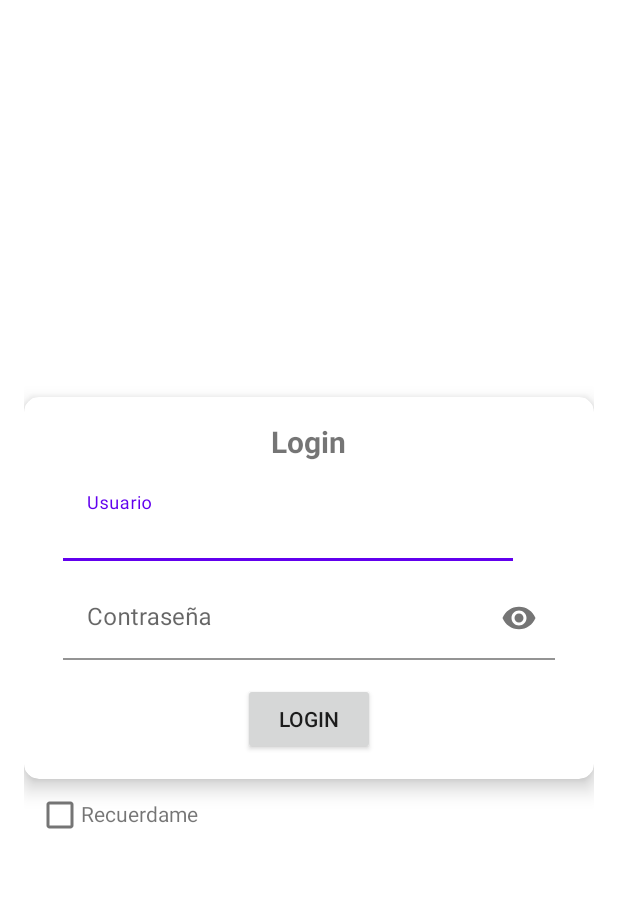
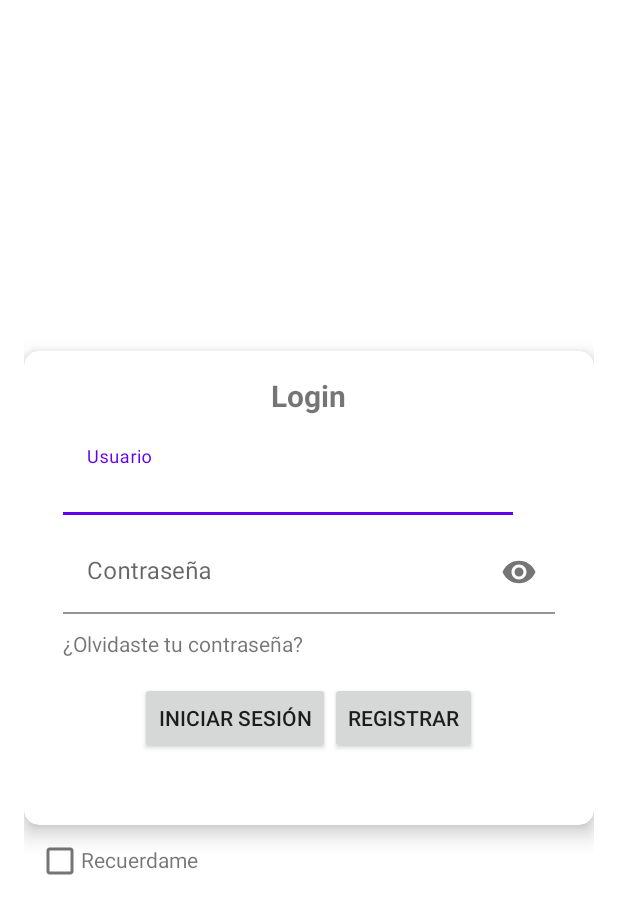
Before and after one commit to Arycer/ProgMultimedia_LeagueTracker, an Android app: the layout activity_login.xml on its own in the app's theme, with its tools: preview values and no code run, on a phone screen of 412 x 824 dp. Shown: the top 914 px of the screen. Run offline under Robolectric (Android 15) with nearby library versions, the phone set to English and light mode, and no system bars.

Commit message:
✨ (app): integrate Firebase authentication and registration
Add Firebase authentication to enable user login and registration.
Update configuration files to include Firebase dependencies and
settings. Modify `LoginActivity` to handle Firebase login and add
`RegisterActivity` for user registration. Update UI layouts to
support new features. This enhances the app by providing secure
authentication and user management capabilities.

```diff
--- a/app/build.gradle.kts
+++ b/app/build.gradle.kts
@@ -1,6 +1,8 @@
 plugins {
     alias(libs.plugins.android.application)
     alias(libs.plugins.kotlin.android)
+    id("com.google.gms.google-services")
+
 }
 
 android {
@@ -42,6 +44,7 @@ dependencies {
     implementation(libs.material)
     implementation(libs.androidx.activity)
     implementation(libs.androidx.constraintlayout)
+    implementation(libs.firebase.auth.ktx)
     testImplementation(libs.junit)
     androidTestImplementation(libs.androidx.junit)
     androidTestImplementation(libs.androidx.espresso.core)
@@ -49,4 +52,7 @@ dependencies {
     annotationProcessor(libs.glide.compiler)
     implementation(libs.retrofit)
     implementation(libs.converter.gson)
+    implementation(platform(libs.firebase.bom))
+    implementation(libs.firebase.analytics)
+
 }
--- a/app/src/main/AndroidManifest.xml
+++ b/app/src/main/AndroidManifest.xml
@@ -19,6 +19,8 @@
                 android:name=".FavouriteUsersActivity"
                 android:exported="false" />
         <activity
+                android:name=".RegisterActivity" />
+        <activity
                 android:name=".LoginActivity"
                 android:exported="true">
             <intent-filter>
--- a/app/src/main/res/layout/activity_login.xml
+++ b/app/src/main/res/layout/activity_login.xml
@@ -83,14 +83,42 @@
                 </com.google.android.material.textfield.TextInputLayout>
             </com.google.android.material.textfield.TextInputLayout>
 
-            <androidx.appcompat.widget.AppCompatButton
-                    android:id="@+id/login_button"
+            <TextView
+                    android:id="@+id/forgotPassword"
                     android:layout_width="wrap_content"
                     android:layout_height="wrap_content"
-                    android:layout_gravity="center_horizontal"
-                    android:text="Login"
-                    tools:ignore="MissingConstraints"
-                    android:layout_marginTop="15dp" />
+                    android:text="¿Olvidaste tu contraseña?"
+                    android:layout_marginLeft="10dp"
+                    android:layout_marginTop="10dp"
+                    android:clickable="true"
+                    android:focusable="true"
+                    />
+
+            <LinearLayout
+                    android:layout_width="wrap_content"
+                    android:layout_height="wrap_content"
+                    android:orientation="horizontal"
+                    android:layout_gravity="center"
+                    android:padding="16dp">
+
+                <androidx.appcompat.widget.AppCompatButton
+                        android:id="@+id/login_button"
+                        android:layout_width="wrap_content"
+                        android:layout_height="wrap_content"
+                        android:layout_gravity="center_horizontal"
+                        android:text="Iniciar Sesión"
+                        tools:ignore="MissingConstraints"
+                        android:layout_marginTop="15dp" />
+
+                <androidx.appcompat.widget.AppCompatButton
+                        android:id="@+id/register_button"
+                        android:layout_width="wrap_content"
+                        android:layout_height="wrap_content"
+                        android:layout_gravity="center_horizontal"
+                        android:text="Registrar"
+                        tools:ignore="MissingConstraints"
+                        android:layout_marginTop="15dp" />
+            </LinearLayout>
         </LinearLayout>
     </androidx.cardview.widget.CardView>
 
--- a/build.gradle.kts
+++ b/build.gradle.kts
@@ -2,4 +2,5 @@
 plugins {
     alias(libs.plugins.android.application) apply false
     alias(libs.plugins.kotlin.android) apply false
+    id("com.google.gms.google-services") version "4.4.2" apply false
 }
```
Also changed, not shown: app/src/main/java/me/arycer/leaguetracker/LoginActivity.kt (+61 -30 lines), app/src/main/java/me/arycer/leaguetracker/RegisterActivity.kt (added, +76 -0 lines), app/src/main/res/layout/activity_register.xml (added, +73 -0 lines), gradle/libs.versions.toml (+9 -4 lines), 1 other file.
